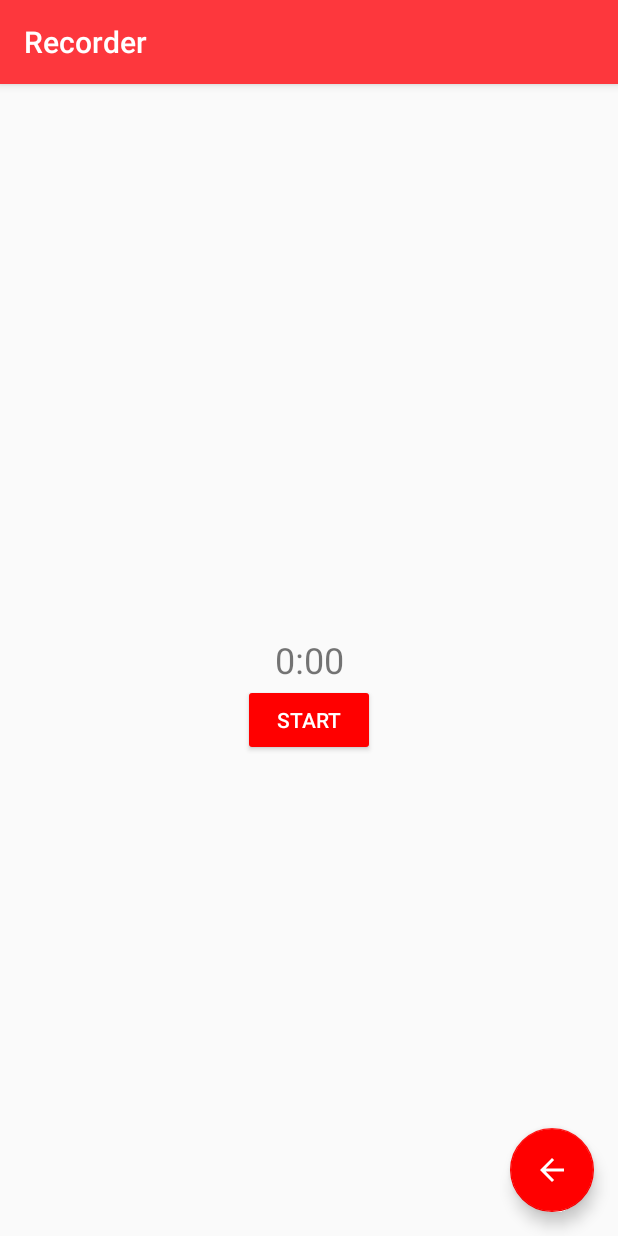
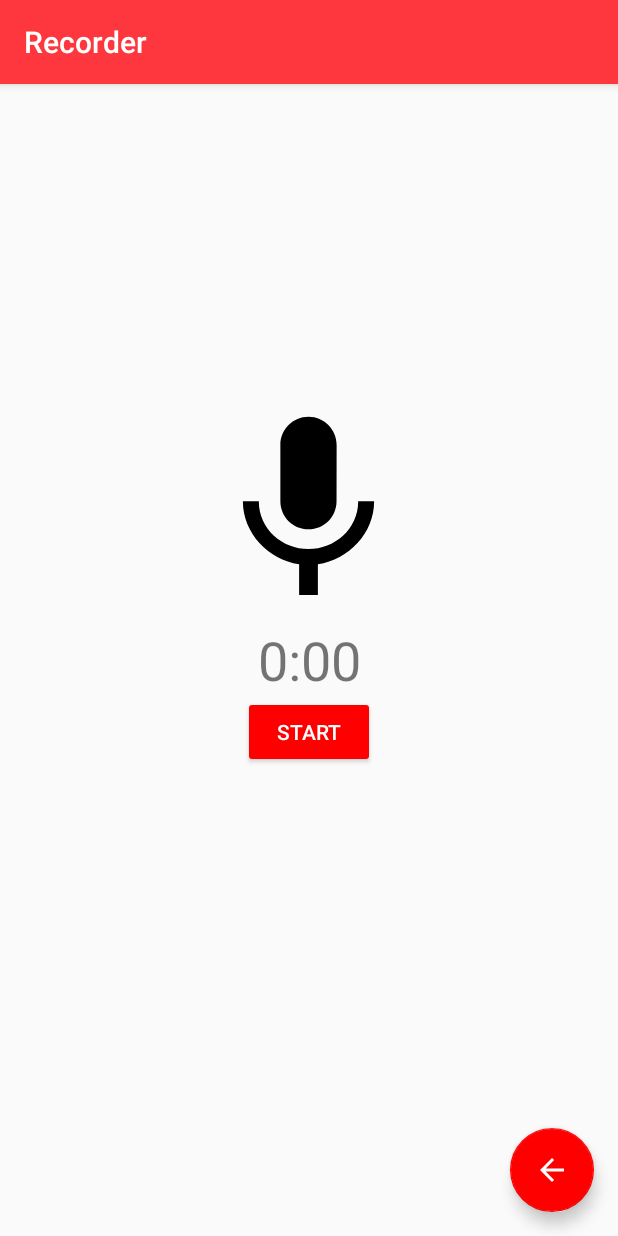
Before and after one commit to sylvain1811/SwissBox, an Android app: the fragment RecordFragment placed in its activity, on a phone screen of 412 x 824 dp. Run offline under Robolectric (Android 15) with nearby library versions, the phone set to English and light mode, and no system bars.

Commit message:
Clean code and add mic image

```diff
--- a/app/src/main/java/ch/hearc/swissbox/HomeActivity.java
+++ b/app/src/main/java/ch/hearc/swissbox/HomeActivity.java
@@ -69,8 +69,6 @@ public class HomeActivity extends AppCompatActivity {
         cardMirror.setOnClickListener(cardClickListener);
         cardFlashLight.setOnClickListener(cardClickListener);
         cardDice.setOnClickListener(cardClickListener);
-
-        recorder();
     }
 
     /**
--- a/app/src/main/java/ch/hearc/swissbox/recorder/RecorderActivity.java
+++ b/app/src/main/java/ch/hearc/swissbox/recorder/RecorderActivity.java
@@ -8,7 +8,6 @@ import android.support.v7.app.AppCompatActivity;
 import android.support.v7.widget.Toolbar;
 
 import java.io.File;
-import java.util.List;
 
 import ch.hearc.swissbox.R;
 
@@ -21,7 +20,6 @@ public class RecorderActivity extends AppCompatActivity {
     private FloatingActionButton fab;
 
     //Data
-    private List<Integer> mListRecords;
     public static final String STORAGE_DIR = "SwissBoxRecordings";
 
     @Override
@@ -36,15 +34,16 @@ public class RecorderActivity extends AppCompatActivity {
         createStorageDir();
 
         RecorderListFragment fragment = new RecorderListFragment();
-//        Bundle bundle = new Bundle();
-//        bundle.putSerializable("mListRecords", mListRecords);
-//        fragment.setArguments(bundle);
         getFragmentManager().
                 beginTransaction()
                 .replace(R.id.fragment_recorder_content, fragment)
                 .commit();
 
         fab = (FloatingActionButton) findViewById(R.id.fab_recorder);
+    }
+
+    public FloatingActionButton getFab() {
+        return fab;
     }
 
     private void createStorageDir() {
@@ -54,8 +53,4 @@ public class RecorderActivity extends AppCompatActivity {
             dir.mkdirs();
         }
     }
-
-    public FloatingActionButton getFab() {
-        return fab;
-    }
 }
--- /dev/null
+++ b/app/src/main/res/drawable/ic_mic.xml
@@ -0,0 +1,9 @@
+<vector xmlns:android="http://schemas.android.com/apk/res/android"
+        android:width="24dp"
+        android:height="24dp"
+        android:viewportWidth="24.0"
+        android:viewportHeight="24.0">
+    <path
+        android:fillColor="#FF000000"
+        android:pathData="M12,14c1.66,0 2.99,-1.34 2.99,-3L15,5c0,-1.66 -1.34,-3 -3,-3S9,3.34 9,5v6c0,1.66 1.34,3 3,3zM17.3,11c0,3 -2.54,5.1 -5.3,5.1S6.7,14 6.7,11L5,11c0,3.41 2.72,6.23 6,6.72L11,21h2v-3.28c3.28,-0.48 6,-3.3 6,-6.72h-1.7z"/>
+</vector>
--- a/app/src/main/res/layout/fragment_recorder_record.xml
+++ b/app/src/main/res/layout/fragment_recorder_record.xml
@@ -3,6 +3,15 @@
     android:layout_width="match_parent"
     android:layout_height="match_parent"
     tools:context="ch.hearc.swissbox.recorder.RecorderActivity">
+
+    <ImageView
+        android:id="@+id/image_mic"
+        android:layout_width="150dp"
+        android:layout_height="150dp"
+        android:layout_above="@id/text_record_duration"
+        android:layout_centerHorizontal="true"
+        android:src="@drawable/ic_mic"/>
+
 
     <TextView
         android:id="@+id/text_record_duration"
@@ -12,7 +21,7 @@
         android:layout_centerVertical="true"
         android:gravity="center"
         android:text="0:00"
-        android:textSize="@dimen/title"/>
+        android:textSize="36dp"/>
 
     <Button
         android:id="@+id/button_record"
```
Also changed, not shown: app/src/main/java/ch/hearc/swissbox/recorder/Record.java (deleted, +0 -75 lines), app/src/main/java/ch/hearc/swissbox/recorder/RecordFragment.java (+17 -16 lines).
